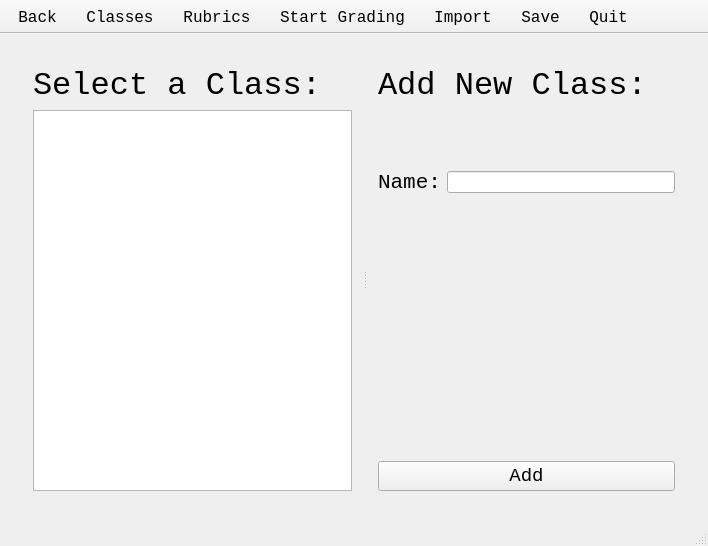
Before: the Qt Designer form GAUI/basescreen.ui in ezfe/grading-assistant-cs205, drawn with Qt 5.
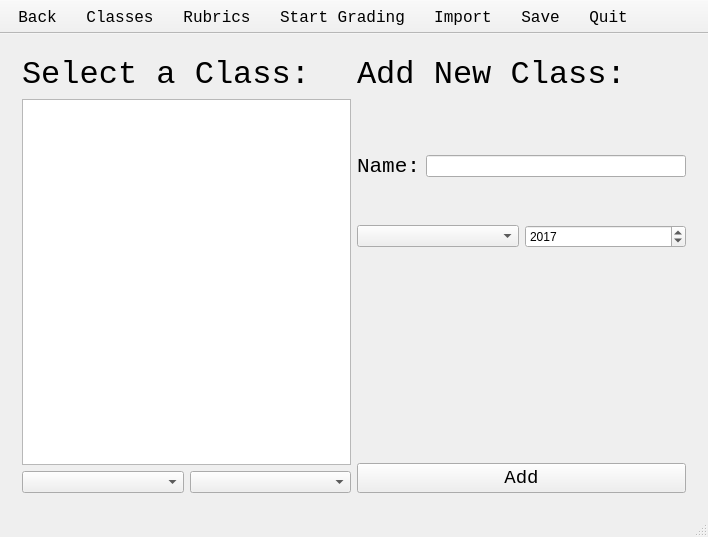
After: the same form once the commit is applied. The open tabs and pages were chosen to show the change.

What changed in the file:
```diff
--- a/GAUI/basescreen.ui
+++ b/GAUI/basescreen.ui
@@ -7,7 +7,7 @@
     <x>0</x>
     <y>0</y>
     <width>708</width>
-    <height>546</height>
+    <height>537</height>
    </rect>
   </property>
   <property name="windowTitle">
@@ -157,12 +157,36 @@
       </widget>
       <widget class="QWidget" name="classesPage">
        <layout class="QGridLayout" name="gridLayout_4">
-        <item row="0" column="0">
-         <widget class="QSplitter" name="splitter">
+        <item row="1" column="1">
+         <spacer name="verticalSpacer_4">
           <property name="orientation">
-           <enum>Qt::Horizontal</enum>
+           <enum>Qt::Vertical</enum>
           </property>
-          <widget class="QWidget" name="layoutWidget">
+          <property name="sizeType">
+           <enum>QSizePolicy::Preferred</enum>
+          </property>
+          <property name="sizeHint" stdset="0">
+           <size>
+            <width>20</width>
+            <height>55</height>
+           </size>
+          </property>
+         </spacer>
+        </item>
+        <item row="0" column="1">
+         <widget class="QLabel" name="label_6">
+          <property name="font">
+           <font>
+            <family>Monospace</family>
+            <pointsize>24</pointsize>
+           </font>
+          </property>
+          <property name="text">
+           <string>Add New Class:</string>
+          </property>
+         </widget>
+        </item>
+        <item row="0" column="0" rowspan="7">
            <layout class="QVBoxLayout" name="verticalLayout_2">
             <item>
              <widget class="QLabel" name="label_5">
@@ -187,43 +211,22 @@
               </property>
              </widget>
             </item>
+          <item>
+           <layout class="QHBoxLayout" name="horizontalLayout_9">
+            <item>
+             <widget class="QComboBox" name="pickSemesterBox"/>
+            </item>
+            <item>
+             <widget class="QComboBox" name="pickYearBox"/>
+            </item>
+           </layout>
+          </item>
             <item>
              <layout class="QHBoxLayout" name="horizontalLayout_2"/>
             </item>
            </layout>
-          </widget>
-          <widget class="QWidget" name="layoutWidget">
-           <layout class="QVBoxLayout" name="verticalLayout">
-            <item>
-             <widget class="QLabel" name="label_6">
-              <property name="font">
-               <font>
-                <family>Monospace</family>
-                <pointsize>24</pointsize>
-               </font>
-              </property>
-              <property name="text">
-               <string>Add New Class:</string>
-              </property>
-             </widget>
-            </item>
-            <item>
-             <spacer name="verticalSpacer_4">
-              <property name="orientation">
-               <enum>Qt::Vertical</enum>
-              </property>
-              <property name="sizeType">
-               <enum>QSizePolicy::Preferred</enum>
-              </property>
-              <property name="sizeHint" stdset="0">
-               <size>
-                <width>20</width>
-                <height>60</height>
-               </size>
-              </property>
-             </spacer>
-            </item>
-            <item>
+        </item>
+        <item row="2" column="1">
              <layout class="QHBoxLayout" name="horizontalLayout">
               <item>
                <widget class="QLabel" name="label_7">
@@ -243,7 +246,43 @@
               </item>
              </layout>
             </item>
+        <item row="3" column="1">
+         <spacer name="verticalSpacer_6">
+          <property name="orientation">
+           <enum>Qt::Vertical</enum>
+          </property>
+          <property name="sizeType">
+           <enum>QSizePolicy::Preferred</enum>
+          </property>
+          <property name="sizeHint" stdset="0">
+           <size>
+            <width>20</width>
+            <height>40</height>
+           </size>
+          </property>
+         </spacer>
+        </item>
+        <item row="4" column="1">
+         <layout class="QHBoxLayout" name="horizontalLayout_4">
             <item>
+           <widget class="QComboBox" name="semesterComboBox"/>
+          </item>
+          <item>
+           <widget class="QSpinBox" name="yearSpinBox">
+            <property name="minimum">
+             <number>2000</number>
+            </property>
+            <property name="maximum">
+             <number>3000</number>
+            </property>
+            <property name="value">
+             <number>2017</number>
+            </property>
+           </widget>
+          </item>
+         </layout>
+        </item>
+        <item row="5" column="1">
              <spacer name="verticalSpacer_5">
               <property name="orientation">
                <enum>Qt::Vertical</enum>
@@ -254,12 +293,12 @@
               <property name="sizeHint" stdset="0">
                <size>
                 <width>20</width>
-                <height>40</height>
+            <height>187</height>
                </size>
               </property>
              </spacer>
             </item>
-            <item>
+        <item row="6" column="1">
              <widget class="QPushButton" name="addNew">
               <property name="font">
                <font>
@@ -270,10 +309,6 @@
               <property name="text">
                <string>Add</string>
               </property>
-             </widget>
-            </item>
-           </layout>
-          </widget>
          </widget>
         </item>
        </layout>
```
Left out of the diff: 2 changed lines with no effect on the pictures. Lines whose indentation alone changed are shown as unchanged.
